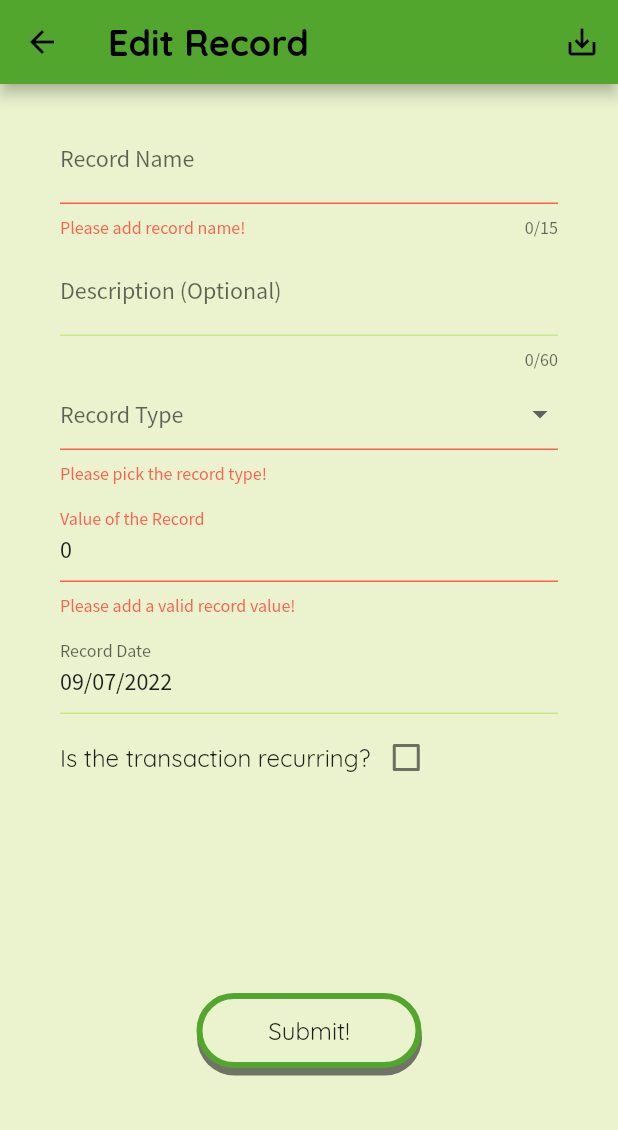
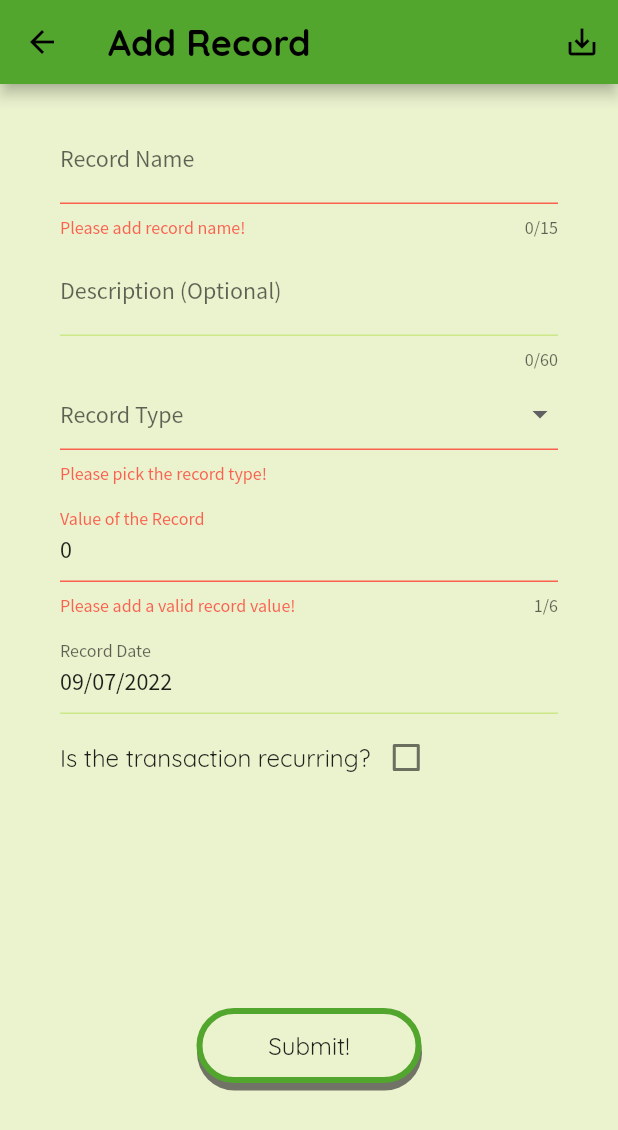
Before and after one commit to MishelV/Cash-Flow-app, a Flutter app: the EditRecordScreen screen opened by its route, after a tap on "Submit!", on a phone screen of 412 x 824 dp. Shown: the top 1130 px of the screen. Run offline on Flutter 3.47's test engine with Material 2 defaults, Android fonts, the phone set to English and light mode, and no system bars; drawn by our look-alikes of date_time_picker; our stand-ins replace hive, hive_flutter, percent_indicator; accounts and stored records are empty.

Commit message:
Adjusted record value's input rules.

```diff
--- a/lib/screens/edit_record_screen.dart
+++ b/lib/screens/edit_record_screen.dart
@@ -3,6 +3,7 @@ import 'package:cash_flow_app/providers/record_provider.dart';
 import 'package:cash_flow_app/widgets/button_wrapper.dart';
 import 'package:date_time_picker/date_time_picker.dart';
 import 'package:flutter/material.dart';
+import 'package:flutter/services.dart';
 import 'package:intl/intl.dart';
 import 'package:provider/provider.dart';
 
@@ -33,6 +34,7 @@ class _EditRecordScreenState extends State<EditRecordScreen> {
   bool _recurring = false;
   bool _isCustomRecurrence = false;
   bool _isInit = true;
+  String _screenName = "Add Record";
 
   @override
   void didChangeDependencies() {
@@ -43,6 +45,7 @@ class _EditRecordScreenState extends State<EditRecordScreen> {
             .getRecordById(recordId);
         if (record != null) {
           setState(() {
+            _screenName = "Edit Record";
             _id = record.id;
             _startDate = record.startDate;
             _endDate = record.endDate;
@@ -70,8 +73,6 @@ class _EditRecordScreenState extends State<EditRecordScreen> {
     }
 
     if ((_recurring && _recurenceInDays == 0) || _value == 0) {
-      print(
-          "recurring $_recurring recurence days $_recurenceInDays value $_value");
       ScaffoldMessenger.of(context).showSnackBar(
         const SnackBar(
           backgroundColor: Colors.red,
@@ -145,8 +146,8 @@ class _EditRecordScreenState extends State<EditRecordScreen> {
   Widget build(BuildContext context) {
     return Scaffold(
       appBar: AppBar(
-        title: const Text(
-          "Edit Record",
+        title: Text(
+          _screenName,
         ),
         actions: [
           IconButton(onPressed: _saveForm, icon: const Icon(Icons.save_alt))
@@ -191,6 +192,10 @@ class _EditRecordScreenState extends State<EditRecordScreen> {
                       TextFormField(
                         initialValue: _description,
                         maxLength: 60,
+                        keyboardType: TextInputType.multiline,
+                        maxLines: null,
+                        maxLengthEnforcement:
+                            MaxLengthEnforcement.truncateAfterCompositionEnds,
                         validator: (value) {
                           return null;
                         },
@@ -258,9 +263,15 @@ class _EditRecordScreenState extends State<EditRecordScreen> {
                       ),
                       TextFormField(
                         initialValue: _value.toString(),
+                        maxLength: 6,
                         validator: (value) {
                           if (value == null || value.isEmpty || value == "0") {
                             return 'Please add a valid record value!';
+                          } else if (value.contains(",") ||
+                              value.contains(".") ||
+                              value.contains(" ") ||
+                              value.contains("-")) {
+                            return "Value must be a valid natural number!";
                           }
                           return null;
                         },
@@ -277,7 +288,9 @@ class _EditRecordScreenState extends State<EditRecordScreen> {
                                   _value = int.parse(value);
                                 }
                                 // ignore: empty_catches
-                                catch (_) {}
+                                catch (_) {
+                                  _value = -1;
+                                }
                               },
                             );
                           }
@@ -388,7 +401,6 @@ class _EditRecordScreenState extends State<EditRecordScreen> {
                       ),
                       if (_recurring && _isCustomRecurrence)
                         TextFormField(
-                          // The validator receives the text that the user has entered.
                           initialValue: _recurenceInDays.toString(),
                           validator: (value) {
                             if (value == null || value.isEmpty) {
@@ -434,7 +446,7 @@ class _EditRecordScreenState extends State<EditRecordScreen> {
                           height: 108,
                         ),
                       const SizedBox(
-                        height: 10,
+                        height: 20,
                       ),
                       ButtonWrapper(
                         width: 150,
--- a/lib/screens/home_screen.dart
+++ b/lib/screens/home_screen.dart
@@ -34,11 +34,11 @@ class HomeScreen extends StatelessWidget {
           const Center(
             child: ActionsWidget(),
           ),
-          Center(
+          const Center(
             child: ThisMonthSummary(),
           ),
           const SizedBox(
-            height: 10,
+            height: 1,
           ),
         ],
         mainAxisAlignment: MainAxisAlignment.spaceEvenly,
```
